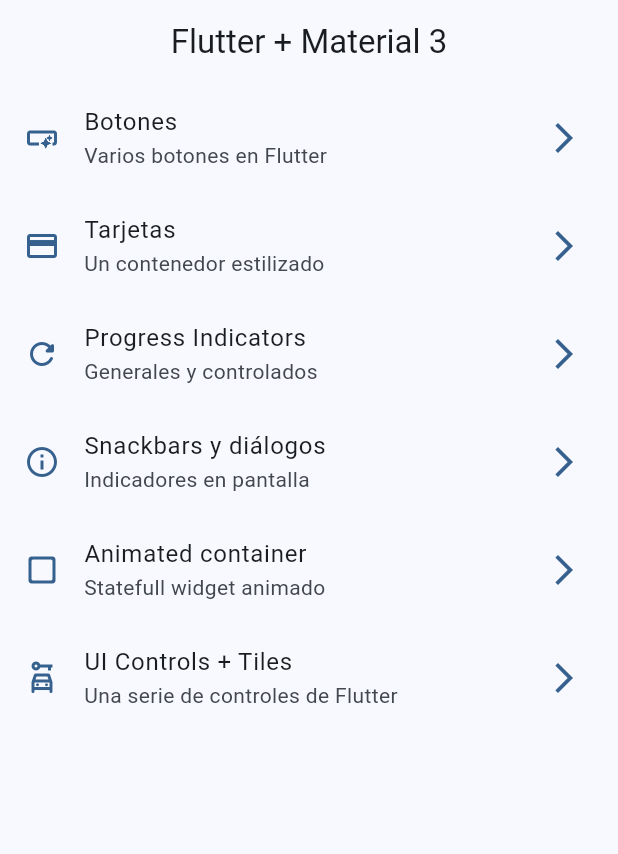
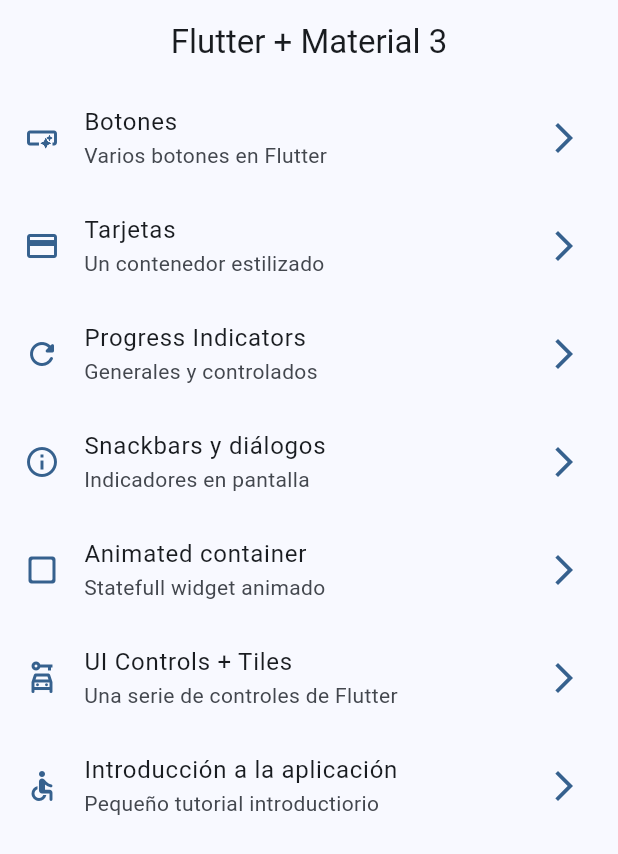
Before and after one commit to aortega46/widgets-app, a Flutter app: the screen it shows after launch, on a phone screen of 412 x 824 dp. Shown: the top 854 px of the screen. Run offline on Flutter 3.47's test engine with Material 2 defaults, Android fonts, the phone set to English and light mode, and no system bars; our stand-ins replace go_router.

Commit message:
tutorial menu navigation

```diff
--- a/lib/config/menu/menu_items.dart
+++ b/lib/config/menu/menu_items.dart
@@ -51,4 +51,10 @@ const appMenuItems = <MenuItem>[
     link: '/ui-controls',
     icon: Icons.car_rental_outlined,
   ),
+  MenuItem(
+    title: 'Introducción a la aplicación',
+    subTitle: 'Pequeño tutorial introductiorio',
+    link: '/tutorial',
+    icon: Icons.accessible_rounded,
+  ),
 ];
--- a/lib/config/router/app_router.dart
+++ b/lib/config/router/app_router.dart
@@ -40,5 +40,10 @@ final appRouter = GoRouter(
       name: UiControlsScreen.name,
       builder: (context, state) => const UiControlsScreen(),
     ),
+    GoRoute(
+      path: '/tutorial',
+      name: AppTutorialScreen.name,
+      builder: (context, state) => const AppTutorialScreen(),
+    ),
   ],
 );
--- a/lib/presentation/screens/app_tutorial/app_tutorial.dart
+++ b/lib/presentation/screens/app_tutorial/app_tutorial.dart
@@ -1,12 +1,16 @@
 import 'package:flutter/material.dart';
 
 class AppTutorialScreen extends StatelessWidget {
-  static const name = 'animated_screen';
+  static const name = 'tutorial_screen';
 
   const AppTutorialScreen({super.key});
 
   @override
   Widget build(BuildContext context) {
-    return const Placeholder();
+    return Scaffold(
+      appBar: AppBar(
+        title: const Text('Tutorial'),
+      ),
+    );
   }
 }
```
